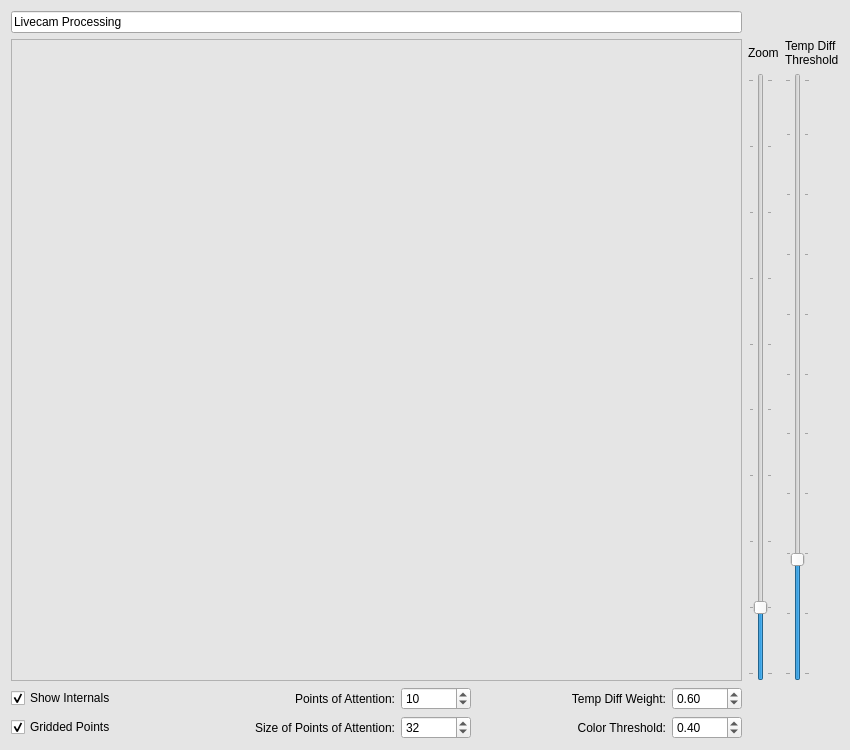
First picture: the form in attention/attention.ui, repository torch/demos, before the edit.
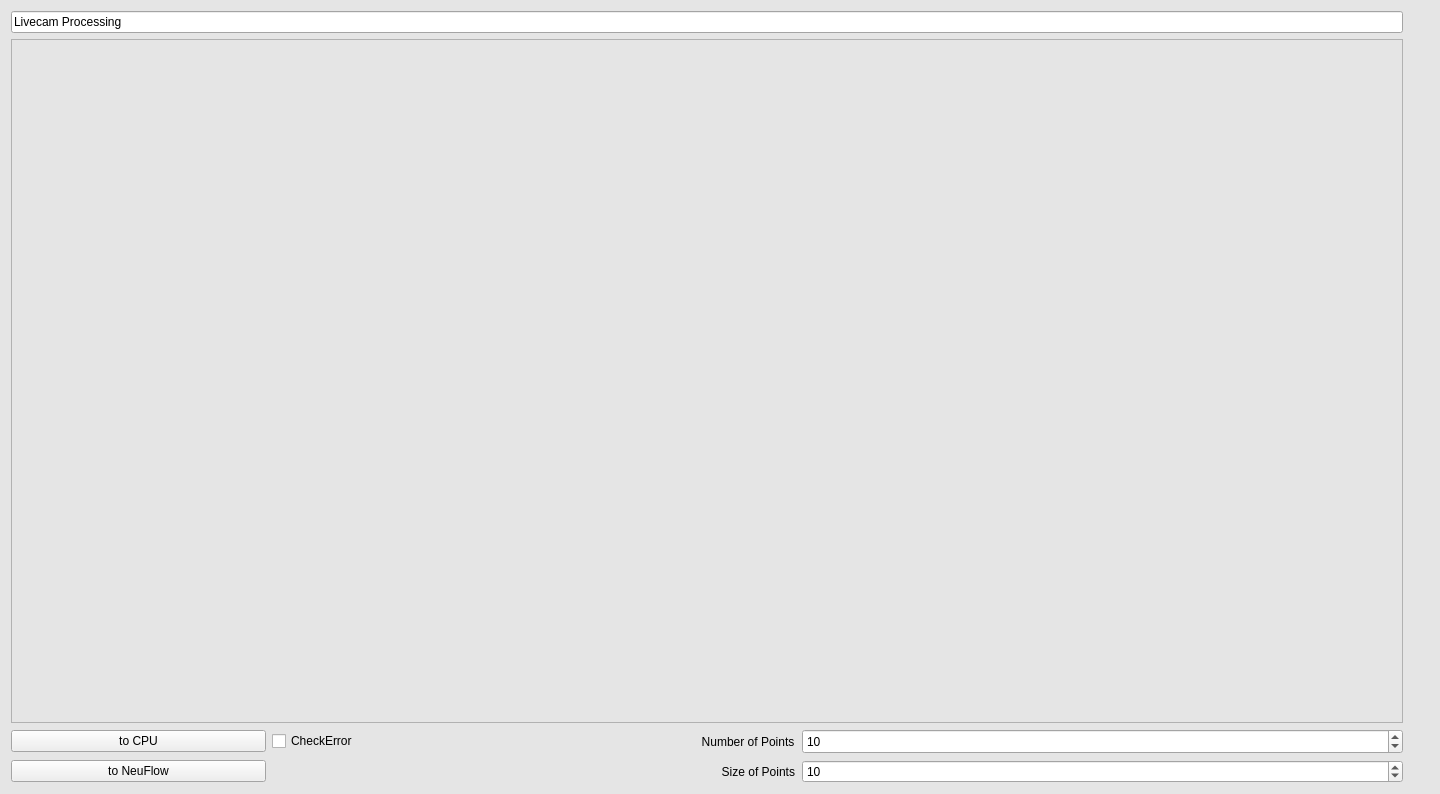
Second picture: the form after the edit. Icons and pictures are not drawn.

What changed in the file:
```diff
--- a/attention/attention.ui
+++ b/attention/attention.ui
@@ -6,8 +6,8 @@
    <rect>
     <x>0</x>
     <y>0</y>
-    <width>850</width>
-    <height>750</height>
+    <width>1440</width>
+    <height>794</height>
    </rect>
   </property>
   <property name="palette">
@@ -78,6 +78,19 @@
    <string>Form</string>
   </property>
   <layout class="QGridLayout" name="gridLayout_2" columnstretch="0,0">
+   <item row="1" column="1">
+    <spacer name="verticalSpacer">
+     <property name="orientation">
+      <enum>Qt::Vertical</enum>
+     </property>
+     <property name="sizeHint" stdset="0">
+      <size>
+       <width>20</width>
+       <height>40</height>
+      </size>
+     </property>
+    </spacer>
+   </item>
    <item row="0" column="0">
     <widget class="QLineEdit" name="lineEdit">
      <property name="text">
@@ -85,230 +98,63 @@
      </property>
     </widget>
    </item>
-   <item row="1" column="1">
-    <layout class="QGridLayout" name="gridLayout_3" rowstretch="0,0" columnstretch="0,0">
-     <property name="sizeConstraint">
-      <enum>QLayout::SetDefaultConstraint</enum>
-     </property>
-     <item row="0" column="1">
-      <widget class="QLabel" name="label_2">
-       <property name="enabled">
-        <bool>true</bool>
-       </property>
-       <property name="maximumSize">
-        <size>
-         <width>63</width>
-         <height>16777215</height>
-        </size>
-       </property>
-       <property name="text">
-        <string>Temp Diff Threshold</string>
-       </property>
-       <property name="wordWrap">
-        <bool>true</bool>
-       </property>
-      </widget>
-     </item>
-     <item row="1" column="1">
-      <widget class="QSlider" name="verticalSlider2">
-       <property name="minimum">
-        <number>1</number>
-       </property>
-       <property name="maximum">
-        <number>100</number>
-       </property>
-       <property name="pageStep">
-        <number>5</number>
-       </property>
-       <property name="value">
-        <number>20</number>
-       </property>
-       <property name="orientation">
-        <enum>Qt::Vertical</enum>
-       </property>
-       <property name="invertedAppearance">
-        <bool>false</bool>
-       </property>
-       <property name="tickPosition">
-        <enum>QSlider::TicksBothSides</enum>
-       </property>
-       <property name="tickInterval">
-        <number>10</number>
-       </property>
-      </widget>
-     </item>
-     <item row="1" column="0">
-      <widget class="QSlider" name="verticalSlider1">
-       <property name="minimum">
-        <number>1</number>
-       </property>
-       <property name="maximum">
-        <number>10</number>
-       </property>
-       <property name="pageStep">
-        <number>1</number>
-       </property>
-       <property name="sliderPosition">
-        <number>2</number>
-       </property>
-       <property name="orientation">
-        <enum>Qt::Vertical</enum>
-       </property>
-       <property name="tickPosition">
-        <enum>QSlider::TicksBothSides</enum>
-       </property>
-       <property name="tickInterval">
-        <number>1</number>
-       </property>
-      </widget>
-     </item>
-     <item row="0" column="0">
-      <widget class="QLabel" name="label">
-       <property name="text">
-        <string>Zoom</string>
-       </property>
-      </widget>
-     </item>
-    </layout>
-   </item>
    <item row="2" column="0">
-    <layout class="QHBoxLayout" name="horizontalLayout"/>
-   </item>
-   <item row="3" column="0">
     <layout class="QGridLayout" name="gridLayout">
-     <property name="horizontalSpacing">
-      <number>-1</number>
-     </property>
-     <item row="0" column="0">
-      <widget class="QCheckBox" name="checkBox1">
-       <property name="text">
-        <string>Show Internals</string>
+     <item row="0" column="3">
+      <widget class="QSpinBox" name="spinBox">
+       <property name="minimumSize">
+        <size>
+         <width>601</width>
+         <height>25</height>
+        </size>
        </property>
-       <property name="checked">
-        <bool>true</bool>
+       <property name="mouseTracking">
+        <bool>false</bool>
+       </property>
+       <property name="value">
+        <number>10</number>
        </property>
       </widget>
      </item>
-     <item row="1" column="0">
-      <widget class="QCheckBox" name="checkBox2">
-       <property name="text">
-        <string>Gridded Points</string>
-       </property>
-       <property name="checked">
-        <bool>true</bool>
+     <item row="1" column="3">
+      <widget class="QSpinBox" name="spinBox_2">
+       <property name="value">
+        <number>10</number>
        </property>
       </widget>
      </item>
      <item row="0" column="2">
-      <widget class="QSpinBox" name="spinBox1">
-       <property name="maximumSize">
-        <size>
-         <width>70</width>
-         <height>16777215</height>
-        </size>
-       </property>
-       <property name="maximum">
-        <number>50</number>
-       </property>
-       <property name="value">
-        <number>10</number>
+      <widget class="QLabel" name="label">
+       <property name="text">
+        <string>                                                   Number of Points</string>
        </property>
       </widget>
      </item>
      <item row="1" column="2">
-      <widget class="QSpinBox" name="spinBox2">
-       <property name="maximumSize">
-        <size>
-         <width>70</width>
-         <height>16777215</height>
-        </size>
+      <widget class="QLabel" name="label_2">
+       <property name="text">
+        <string>                                                         Size of Points</string>
        </property>
-       <property name="minimum">
-        <number>1</number>
+      </widget>
+     </item>
+     <item row="0" column="0">
+      <widget class="QPushButton" name="pushButton">
+       <property name="text">
+        <string>to CPU</string>
        </property>
-       <property name="maximum">
-        <number>199</number>
-       </property>
-       <property name="value">
-        <number>32</number>
+      </widget>
+     </item>
+     <item row="1" column="0">
+      <widget class="QPushButton" name="pushButton_2">
+       <property name="text">
+        <string>to NeuFlow</string>
        </property>
       </widget>
      </item>
      <item row="0" column="1">
-      <widget class="QLabel" name="label_4">
+      <widget class="QCheckBox" name="checkBox">
        <property name="text">
-        <string>Points of Attention:</string>
-       </property>
-       <property name="alignment">
-        <set>Qt::AlignRight|Qt::AlignTrailing|Qt::AlignVCenter</set>
-       </property>
-      </widget>
-     </item>
-     <item row="1" column="1">
-      <widget class="QLabel" name="label_3">
-       <property name="text">
-        <string>Size of Points of Attention:</string>
-       </property>
-       <property name="alignment">
-        <set>Qt::AlignRight|Qt::AlignTrailing|Qt::AlignVCenter</set>
-       </property>
-      </widget>
-     </item>
-     <item row="0" column="4">
-      <widget class="QLabel" name="label_6">
-       <property name="text">
-        <string>Temp Diff Weight:</string>
-       </property>
-       <property name="alignment">
-        <set>Qt::AlignRight|Qt::AlignTrailing|Qt::AlignVCenter</set>
-       </property>
-      </widget>
-     </item>
-     <item row="0" column="5">
-      <widget class="QDoubleSpinBox" name="doubleSpinBox1">
-       <property name="maximumSize">
-        <size>
-         <width>70</width>
-         <height>16777215</height>
-        </size>
-       </property>
-       <property name="maximum">
-        <double>1.000000000000000</double>
-       </property>
-       <property name="singleStep">
-        <double>0.010000000000000</double>
-       </property>
-       <property name="value">
-        <double>0.600000000000000</double>
-       </property>
-      </widget>
-     </item>
-     <item row="1" column="4">
-      <widget class="QLabel" name="label_5">
-       <property name="text">
-        <string>Color Threshold:</string>
-       </property>
-       <property name="alignment">
-        <set>Qt::AlignRight|Qt::AlignTrailing|Qt::AlignVCenter</set>
-       </property>
-      </widget>
-     </item>
-     <item row="1" column="5">
-      <widget class="QDoubleSpinBox" name="doubleSpinBox2">
-       <property name="maximumSize">
-        <size>
-         <width>70</width>
-         <height>16777215</height>
-        </size>
-       </property>
-       <property name="maximum">
-        <double>1.000000000000000</double>
-       </property>
-       <property name="singleStep">
-        <double>0.010000000000000</double>
-       </property>
-       <property name="value">
-        <double>0.400000000000000</double>
+        <string>CheckError</string>
        </property>
       </widget>
      </item>
@@ -361,10 +207,10 @@
      </property>
     </widget>
    </item>
-   <item row="3" column="1">
-    <layout class="QVBoxLayout" name="verticalLayout">
+   <item row="2" column="1">
+    <layout class="QHBoxLayout" name="horizontalLayout">
      <item>
-      <widget class="QLabel" name="label_7">
+      <widget class="QLabel" name="label_3">
        <property name="maximumSize">
         <size>
          <width>100</width>
```
Left out of the diff: 2 changed lines with no effect on the pictures.
